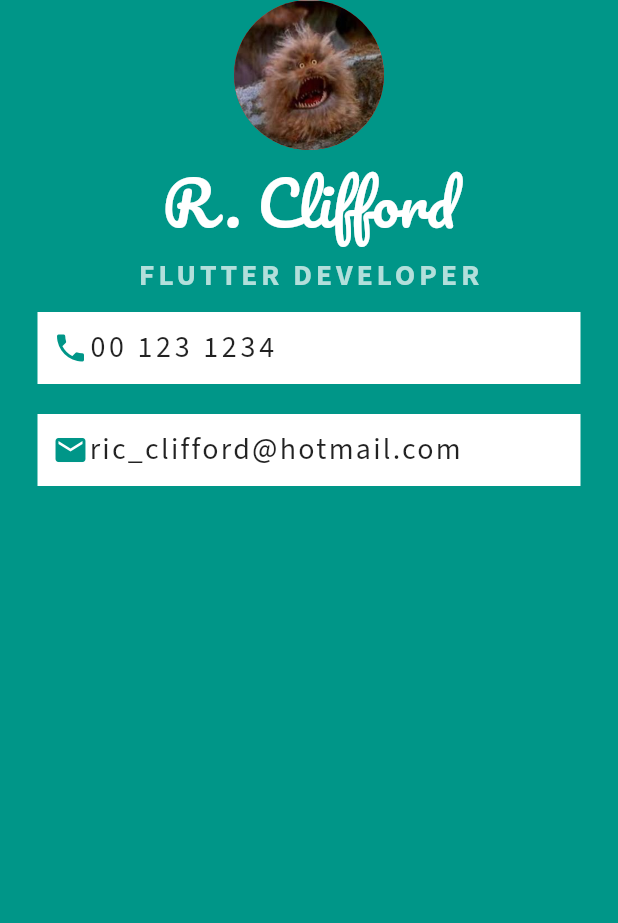
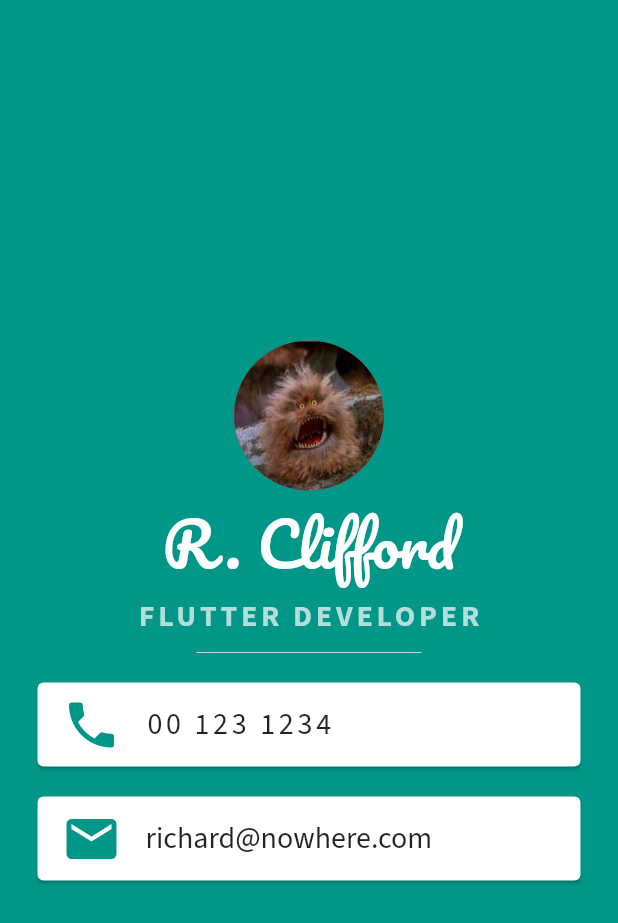
Before and after one commit to katratzi/flutter-udemy, a Flutter app: the screen it shows after launch, on a phone screen of 412 x 824 dp. Shown: the top 923 px of the screen. Run offline on Flutter 3.47's test engine with Material 2 defaults, Android fonts, the phone set to English and light mode, and no system bars; our stand-ins replace google_fonts.

Commit message:
list card and final styling for card

```diff
--- a/flutter_micard/lib/main.dart
+++ b/flutter_micard/lib/main.dart
@@ -13,6 +13,7 @@
         backgroundColor: Colors.teal,
         body: SafeArea(
             child: Column(
+          mainAxisAlignment: MainAxisAlignment.center,
           children: [
             CircleAvatar(
               radius: 50,
@@ -35,17 +36,22 @@
                     fontWeight: FontWeight.bold),
               ),
             ),
-            Container(
-              color: Colors.white,
+            SizedBox(
+              height: 20,
+              width: 150,
+              child: Divider(
+                color: Colors.teal.shade100,
+              ),
+            ),
+            Card(
               margin: EdgeInsets.symmetric(vertical: 10, horizontal: 25),
-              padding: EdgeInsets.all(10),
-              child: Row(
-                children: [
-                  Icon(
+              child: ListTile(
+                  leading: Icon(
                     Icons.phone,
                     color: Colors.teal,
+                    size: 40,
                   ),
-                  Text(
+                  title: Text(
                     '00 123 1234',
                     style: GoogleFonts.sourceSansPro(
                       textStyle: TextStyle(
@@ -53,31 +59,24 @@
                         letterSpacing: 2.5,
                       ),
                     ),
-                  )
-                ],
-              ),
+                  )),
             ),
-            Container(
-              color: Colors.white,
+            Card(
               margin: EdgeInsets.symmetric(vertical: 10, horizontal: 25),
-              padding: EdgeInsets.all(10),
-              child: Row(
-                children: [
-                  Icon(
+              child: ListTile(
+                  leading: Icon(
                     Icons.email,
                     color: Colors.teal,
+                    size: 40,
                   ),
-                  Text(
-                    'ric_clifford@hotmail.com',
+                  title: Text(
+                    'richard@nowhere.com',
                     style: GoogleFonts.sourceSansPro(
                       textStyle: TextStyle(
                         fontSize: 20,
-                        letterSpacing: 1.5,
                       ),
                     ),
-                  )
-                ],
-              ),
+                  )),
             ),
           ],
         )),
```
